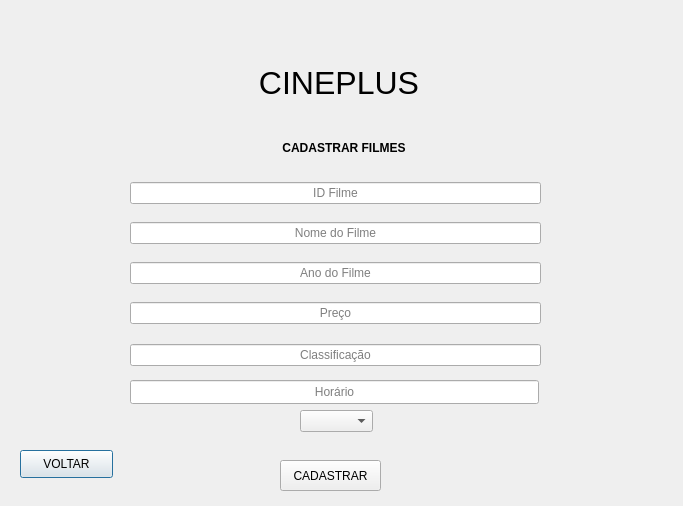
The window that TELA_DPS_CADASTRAR_FUNC.ui (Josmateussilva0110/PROJETO_POO) describes before a commit, drawn with Qt 5.
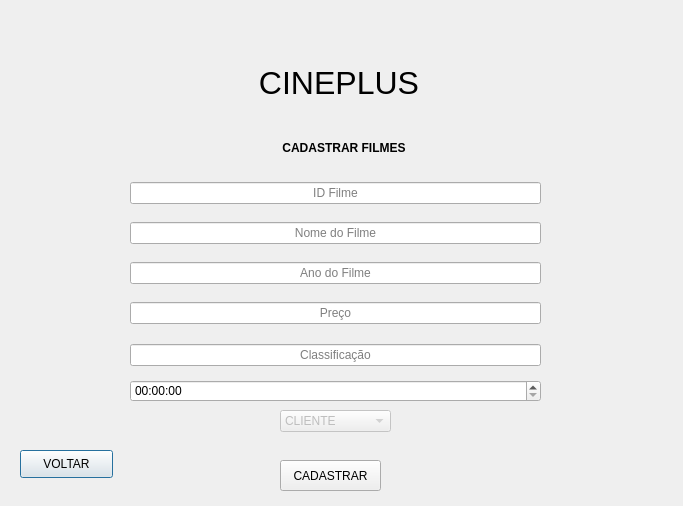
The same window after the commit.

Diff of the .ui file:
```diff
--- a/TELA_DPS_CADASTRAR_FUNC.ui
+++ b/TELA_DPS_CADASTRAR_FUNC.ui
@@ -175,34 +175,44 @@
     </item>
    </layout>
   </widget>
-  <widget class="QLineEdit" name="lineEdit_6">
+  <widget class="QTimeEdit" name="timeEdit">
    <property name="geometry">
     <rect>
      <x>130</x>
      <y>380</y>
-     <width>409</width>
-     <height>24</height>
+     <width>411</width>
+     <height>22</height>
     </rect>
    </property>
-   <property name="alignment">
-    <set>Qt::AlignCenter</set>
-   </property>
-   <property name="placeholderText">
-    <string>Horário</string>
-   </property>
   </widget>
   <widget class="QComboBox" name="comboBox">
+   <property name="enabled">
+    <bool>false</bool>
+   </property>
    <property name="geometry">
     <rect>
-     <x>300</x>
+     <x>280</x>
      <y>410</y>
-     <width>73</width>
+     <width>111</width>
      <height>22</height>
     </rect>
    </property>
-   <property name="currentText">
-    <string/>
+   <property name="layoutDirection">
+    <enum>Qt::LeftToRight</enum>
    </property>
+   <property name="editable">
+    <bool>false</bool>
+   </property>
+   <item>
+    <property name="text">
+     <string>CLIENTE</string>
+    </property>
+   </item>
+   <item>
+    <property name="text">
+     <string>FUNCIONARIO</string>
+    </property>
+   </item>
   </widget>
  </widget>
  <resources/>
```
